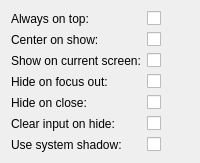
First picture: the form in qmlboxmodel/src/configwidget.ui, repository albertlauncher/plugins, before the edit.
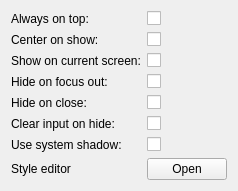
Second picture: the form after the edit.

```diff
--- a/qmlboxmodel/src/configwidget.ui
+++ b/qmlboxmodel/src/configwidget.ui
@@ -114,6 +114,26 @@
      </property>
     </widget>
    </item>
+   <item row="7" column="1">
+    <widget class="QPushButton" name="pushButton_styleEditor">
+     <property name="sizePolicy">
+      <sizepolicy hsizetype="Fixed" vsizetype="Fixed">
+       <horstretch>0</horstretch>
+       <verstretch>0</verstretch>
+      </sizepolicy>
+     </property>
+     <property name="text">
+      <string>Open</string>
+     </property>
+    </widget>
+   </item>
+   <item row="7" column="0">
+    <widget class="QLabel" name="label_styleEditor">
+     <property name="text">
+      <string>Style editor</string>
+     </property>
+    </widget>
+   </item>
   </layout>
  </widget>
  <tabstops>
```
